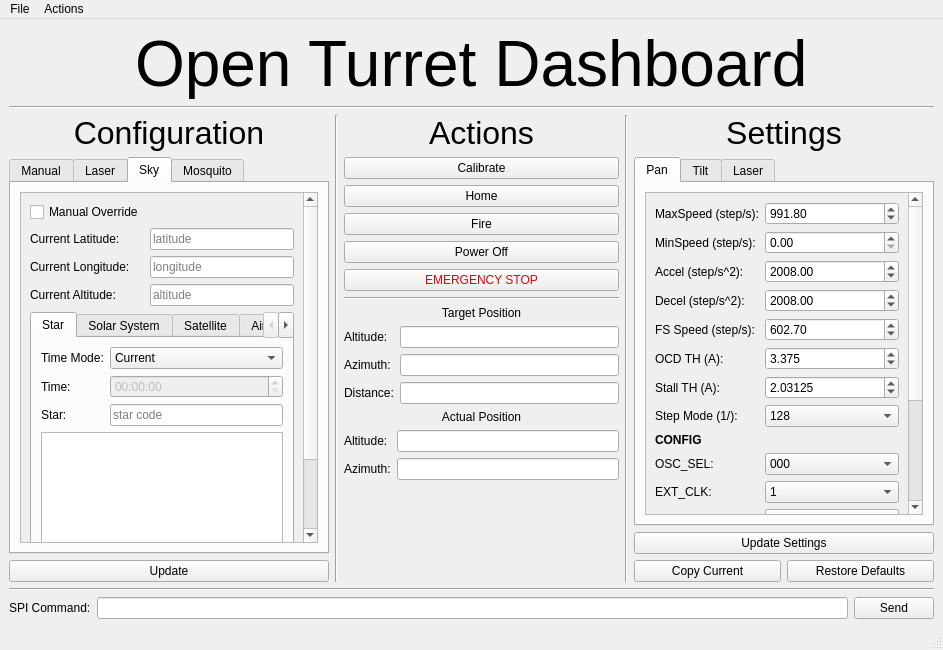
Old version of the form Raspberry_Pi/QtUi.ui in the repository Cinbarker/OpenTurret.
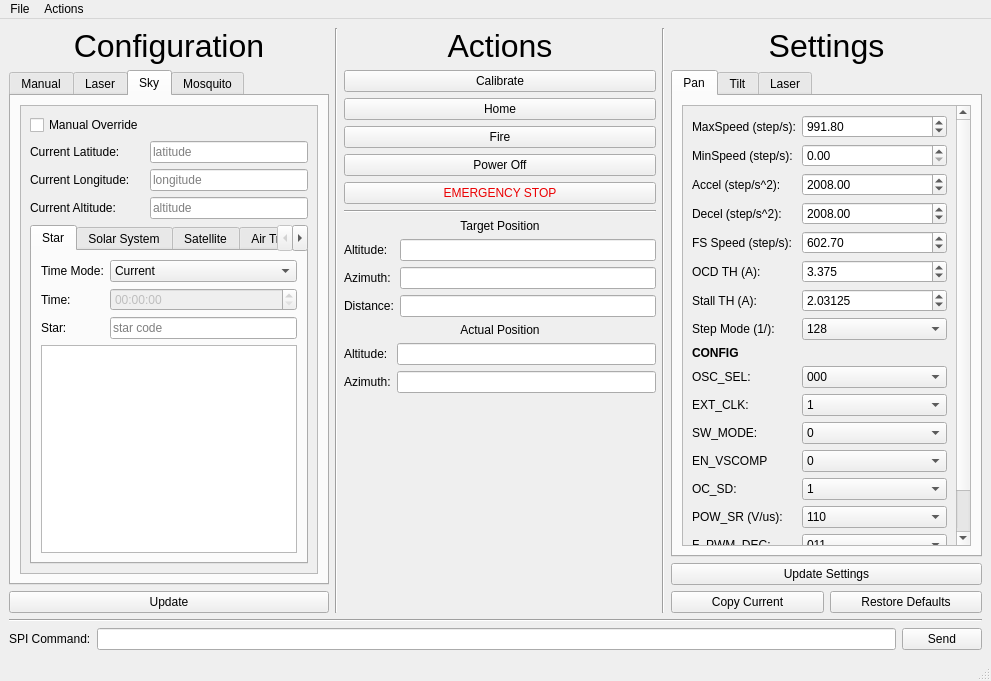
New version of the form.

```diff
--- a/Raspberry_Pi/QtUi.ui
+++ b/Raspberry_Pi/QtUi.ui
@@ -7,8 +7,8 @@
    <rect>
     <x>0</x>
     <y>0</y>
-    <width>943</width>
-    <height>650</height>
+    <width>991</width>
+    <height>681</height>
    </rect>
   </property>
   <property name="windowTitle">
@@ -18,55 +18,6 @@
    <layout class="QGridLayout" name="gridLayout_2">
     <item row="0" column="0">
      <layout class="QVBoxLayout" name="verticalLayout_4">
-      <item>
-       <layout class="QHBoxLayout" name="horizontalLayout_3">
-        <item>
-         <spacer name="horizontalSpacer_7">
-          <property name="orientation">
-           <enum>Qt::Horizontal</enum>
-          </property>
-          <property name="sizeHint" stdset="0">
-           <size>
-            <width>40</width>
-            <height>20</height>
-           </size>
-          </property>
-         </spacer>
-        </item>
-        <item>
-         <widget class="QLabel" name="label_2">
-          <property name="font">
-           <font>
-            <pointsize>48</pointsize>
-           </font>
-          </property>
-          <property name="text">
-           <string>Open Turret Dashboard</string>
-          </property>
-         </widget>
-        </item>
-        <item>
-         <spacer name="horizontalSpacer_8">
-          <property name="orientation">
-           <enum>Qt::Horizontal</enum>
-          </property>
-          <property name="sizeHint" stdset="0">
-           <size>
-            <width>40</width>
-            <height>20</height>
-           </size>
-          </property>
-         </spacer>
-        </item>
-       </layout>
-      </item>
-      <item>
-       <widget class="Line" name="line">
-        <property name="orientation">
-         <enum>Qt::Horizontal</enum>
-        </property>
-       </widget>
-      </item>
       <item>
        <layout class="QHBoxLayout" name="horizontalLayout">
         <item>
@@ -414,7 +365,7 @@
                   <rect>
                    <x>0</x>
                    <y>0</y>
-                   <width>325</width>
+                   <width>340</width>
                    <height>502</height>
                   </rect>
                  </property>
@@ -1293,7 +1244,7 @@
                   <rect>
                    <x>0</x>
                    <y>0</y>
-                   <width>244</width>
+                   <width>259</width>
                    <height>560</height>
                   </rect>
                  </property>
@@ -2004,7 +1955,7 @@
     <rect>
      <x>0</x>
      <y>0</y>
-     <width>943</width>
+     <width>991</width>
      <height>24</height>
     </rect>
    </property>
```
